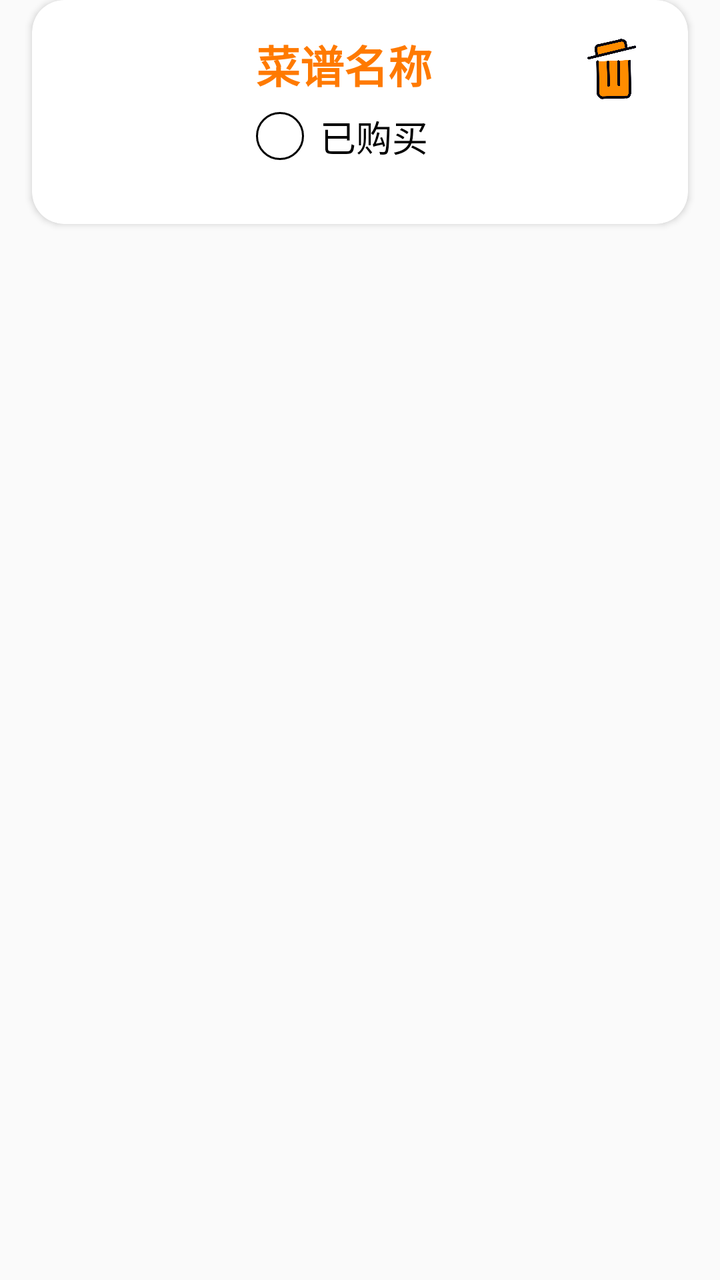
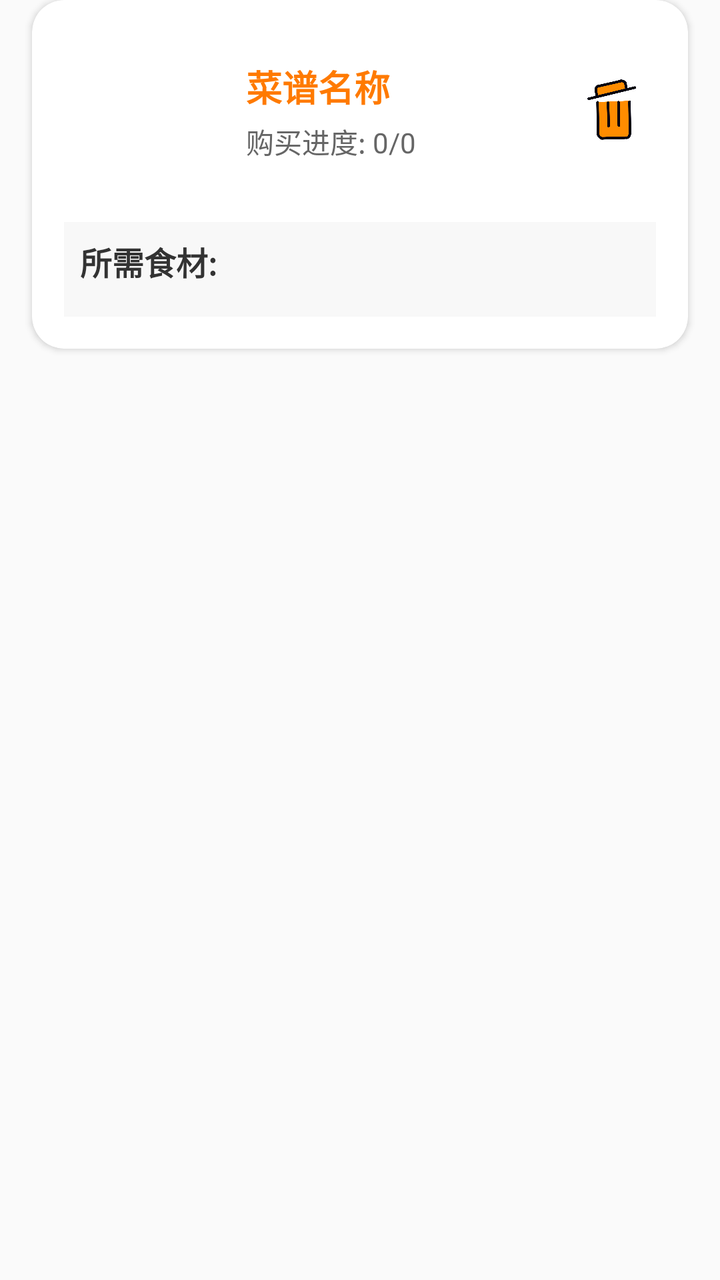

Before-and-after screenshots of an Android layout around one commit, followed by the original layout XML and the change that was made.
<!-- AndroidManifest.xml: application theme Theme.Kitchenmanager -->
<!-- res/layout/tobuy_card.xml -->
<?xml version="1.0" encoding="utf-8"?>
<FrameLayout xmlns:android="http://schemas.android.com/apk/res/android"
    xmlns:app="http://schemas.android.com/apk/res-auto"
    android:layout_width="match_parent"
    android:layout_height="wrap_content"
    android:layout_margin="8dp">

    <androidx.cardview.widget.CardView
        android:layout_width="match_parent"
        android:layout_height="wrap_content"
        android:layout_marginStart="16dp"
        android:layout_marginEnd="16dp"
        android:layout_marginBottom="16dp"
        android:elevation="4dp"
        app:cardBackgroundColor="#FFFFFF"
        app:cardCornerRadius="16dp">

        <LinearLayout
            android:layout_width="match_parent"
            android:layout_height="wrap_content"
            android:orientation="horizontal"
            android:padding="16dp">

            <ImageView
                android:id="@+id/imageView"
                android:layout_width="80dp"
                android:layout_height="80dp"
                android:scaleType="centerCrop"
                app:srcCompat="@drawable/placeholder" />

            <LinearLayout
                android:layout_width="0dp"
                android:layout_height="wrap_content"
                android:layout_weight="1"
                android:orientation="vertical"
                android:layout_marginStart="16dp">

                <LinearLayout
                    android:layout_width="match_parent"
                    android:layout_height="match_parent"
                    android:orientation="horizontal">

                    <TextView
                        android:id="@+id/recipe_name"
                        android:layout_width="wrap_content"
                        android:layout_height="39dp"
                        android:layout_weight="3"
                        android:text="菜谱名称"
                        android:textColor="#FF7A00"
                        android:textSize="22sp"
                        android:textStyle="bold" />

                </LinearLayout>

                <CheckBox
                    android:id="@+id/checkbox_bought"
                    android:layout_width="122dp"
                    android:layout_height="match_parent"
                    android:text="已购买"
                    style="@style/CircularCheckBoxStyle"
                    android:textSize="18sp" />
            </LinearLayout>

            <ImageView
                android:id="@+id/btn_delete"
                android:layout_width="43dp"
                android:layout_height="38dp"
                android:layout_gravity="top"
                android:contentDescription="删除"
                android:src="@drawable/delete"
                android:visibility="visible" />

        </LinearLayout>
    </androidx.cardview.widget.CardView>
</FrameLayout>
<!-- resources referenced by this layout -->
<resources>
  <!-- drawable delete: png bitmap (drawable, 79426 bytes) -->
  <!-- drawable placeholder: jpg bitmap (drawable, 66309 bytes) -->
  <style name="CircularCheckBoxStyle" parent="Widget.AppCompat.CompoundButton.CheckBox">
          <item name="android:button">@drawable/checkbox_circular_selector</item>
          <item name="android:paddingStart">8dp</item>
          <item name="android:paddingLeft">8dp</item>
      </style>
  <style name="Theme.Kitchenmanager" parent="Base.Theme.Kitchenmanager" />
  <!-- drawable checkbox_circular_selector (drawable) -->
  <?xml version="1.0" encoding="utf-8"?>
  <selector xmlns:android="http://schemas.android.com/apk/res/android">
      <item android:state_checked="true" android:drawable="@drawable/checkbox_circular_checked" />
      <item android:state_checked="false" android:drawable="@drawable/checkbox_circular_unchecked" />
  </selector>
  <style name="Base.Theme.Kitchenmanager" parent="Theme.MaterialComponents.DayNight.NoActionBar.Bridge">
          
          
      </style>
  <!-- drawable checkbox_circular_checked (drawable) -->
  <?xml version="1.0" encoding="utf-8"?>
  <layer-list xmlns:android="http://schemas.android.com/apk/res/android">
      
      <item>
          <shape android:shape="oval">
              <solid android:color="#000000" /> 
              <size android:width="28dp" android:height="28dp" />
          </shape>
      </item>
  
      
      <item android:top="2dp" android:bottom="2dp" android:left="2dp" android:right="2dp">
          <shape android:shape="oval">
              <solid android:color="#FFA500" /> 
          </shape>
      </item>
  
      
  
      <item android:drawable="@drawable/ic_check"
            android:width="24dp"
            android:height="24dp"
            android:gravity="center"/>
      -->
  </layer-list>
  <!-- drawable checkbox_circular_unchecked (drawable) -->
  <?xml version="1.0" encoding="utf-8"?>
  <shape xmlns:android="http://schemas.android.com/apk/res/android"
      android:shape="oval">
  
      <stroke
          android:width="1dp"
          android:color="#000000" /> 
  
      <solid android:color="#FFFFFF" /> 
  
      <size android:width="24dp" android:height="24dp" />
  </shape>
  <!-- drawable ic_check: png bitmap (drawable, 419108 bytes) -->
</resources>

<!-- the commit's change to res/layout/tobuy_card.xml (unified diff, before → after) -->
@@ -18,57 +18,88 @@
         <LinearLayout
             android:layout_width="match_parent"
             android:layout_height="wrap_content"
-            android:orientation="horizontal"
+            android:orientation="vertical"
             android:padding="16dp">
 
-            <ImageView
-                android:id="@+id/imageView"
-                android:layout_width="80dp"
-                android:layout_height="80dp"
-                android:scaleType="centerCrop"
-                app:srcCompat="@drawable/placeholder" />
+            
+            <LinearLayout
+                android:layout_width="match_parent"
+                android:layout_height="wrap_content"
+                android:orientation="horizontal"
+                android:gravity="center_vertical"
+                android:paddingBottom="12dp">
 
-            <LinearLayout
-                android:layout_width="0dp"
-                android:layout_height="wrap_content"
-                android:layout_weight="1"
-                android:orientation="vertical"
-                android:layout_marginStart="16dp">
+                <ImageView
+                    android:id="@+id/imageView"
+                    android:layout_width="75dp"
+                    android:layout_height="79dp"
+                    android:clickable="true"
+                    android:scaleType="centerCrop"
+                    app:srcCompat="@drawable/placeholder" />
 
                 <LinearLayout
-                    android:layout_width="match_parent"
-                    android:layout_height="match_parent"
-                    android:orientation="horizontal">
+                    android:layout_width="0dp"
+                    android:layout_height="wrap_content"
+                    android:layout_weight="1"
+                    android:orientation="vertical"
+                    android:layout_marginStart="16dp">
 
                     <TextView
                         android:id="@+id/recipe_name"
                         android:layout_width="wrap_content"
-                        android:layout_height="39dp"
-                        android:layout_weight="3"
+                        android:layout_height="wrap_content"
                         android:text="菜谱名称"
                         android:textColor="#FF7A00"
-                        android:textSize="22sp"
+                        android:textSize="18sp"
                         android:textStyle="bold" />
 
+                    <TextView
+                        android:id="@+id/tv_progress"
+                        android:layout_width="wrap_content"
+                        android:layout_height="wrap_content"
+                        android:text="购买进度: 0/0"
+                        android:textSize="14sp"
+                        android:textColor="#666666"
+                        android:layout_marginTop="4dp"/>
                 </LinearLayout>
 
-                <CheckBox
-                    android:id="@+id/checkbox_bought"
-                    android:layout_width="122dp"
-                    android:layout_height="match_parent"
-                    android:text="已购买"
-                    style="@style/CircularCheckBoxStyle"
-                    android:textSize="18sp" />
+                <ImageView
+                    android:id="@+id/btn_delete"
+                    android:layout_width="43dp"
+                    android:layout_height="38dp"
+                    android:contentDescription="删除"
+                    android:src="@drawable/delete"
+                    android:visibility="visible"
+                    android:clickable="true"/>
             </LinearLayout>
 
-            <ImageView
-                android:id="@+id/btn_delete"
-                android:layout_width="43dp"
-                android:layout_height="38dp"
-                android:layout_gravity="top"
-                android:contentDescription="删除"
-                android:src="@drawable/delete"
-                android:visibility="visible" />
+            
+            <LinearLayout
+                android:layout_width="match_parent"
+                android:layout_height="wrap_content"
+                android:orientation="vertical"
+                android:background="#F8F8F8"
+                android:padding="8dp"
+                android:paddingTop="12dp"
+                android:paddingBottom="12dp"
+                android:layout_marginTop="4dp">
+
+                <TextView
+                    android:layout_width="wrap_content"
+                    android:layout_height="wrap_content"
+                    android:text="所需食材:"
+                    android:textSize="16sp"
+                    android:textStyle="bold"
+                    android:textColor="#333333"
+                    android:layout_marginBottom="8dp"/>
+
+                
+                <androidx.recyclerview.widget.RecyclerView
+                    android:id="@+id/rv_ingredients"
+                    android:layout_width="match_parent"
+                    android:layout_height="wrap_content"
+                    android:nestedScrollingEnabled="false"/>
+            </LinearLayout>
 
         </LinearLayout>
     </androidx.cardview.widget.CardView>
<!-- resource entries referenced after the edit -->
@@ -2,61 +2,10 @@
 <resources>
   <!-- drawable delete: png bitmap (drawable, 79426 bytes) -->
   <!-- drawable placeholder: jpg bitmap (drawable, 66309 bytes) -->
-  <style name="CircularCheckBoxStyle" parent="Widget.AppCompat.CompoundButton.CheckBox">
-          <item name="android:button">@drawable/checkbox_circular_selector</item>
-          <item name="android:paddingStart">8dp</item>
-          <item name="android:paddingLeft">8dp</item>
-      </style>
   <style name="Theme.Kitchenmanager" parent="Base.Theme.Kitchenmanager" />
-  <!-- drawable checkbox_circular_selector (drawable) -->
-  <?xml version="1.0" encoding="utf-8"?>
-  <selector xmlns:android="http://schemas.android.com/apk/res/android">
-      <item android:state_checked="true" android:drawable="@drawable/checkbox_circular_checked" />
-      <item android:state_checked="false" android:drawable="@drawable/checkbox_circular_unchecked" />
-  </selector>
   <style name="Base.Theme.Kitchenmanager" parent="Theme.MaterialComponents.DayNight.NoActionBar.Bridge">
           
           
       </style>
-  <!-- drawable checkbox_circular_checked (drawable) -->
-  <?xml version="1.0" encoding="utf-8"?>
-  <layer-list xmlns:android="http://schemas.android.com/apk/res/android">
-      
-      <item>
-          <shape android:shape="oval">
-              <solid android:color="#000000" /> 
-              <size android:width="28dp" android:height="28dp" />
-          </shape>
-      </item>
-  
-      
-      <item android:top="2dp" android:bottom="2dp" android:left="2dp" android:right="2dp">
-          <shape android:shape="oval">
-              <solid android:color="#FFA500" /> 
-          </shape>
-      </item>
-  
-      
-  
-      <item android:drawable="@drawable/ic_check"
-            android:width="24dp"
-            android:height="24dp"
-            android:gravity="center"/>
-      -->
-  </layer-list>
-  <!-- drawable checkbox_circular_unchecked (drawable) -->
-  <?xml version="1.0" encoding="utf-8"?>
-  <shape xmlns:android="http://schemas.android.com/apk/res/android"
-      android:shape="oval">
-  
-      <stroke
-          android:width="1dp"
-          android:color="#000000" /> 
-  
-      <solid android:color="#FFFFFF" /> 
-  
-      <size android:width="24dp" android:height="24dp" />
-  </shape>
-  <!-- drawable ic_check: png bitmap (drawable, 419108 bytes) -->
 </resources>
 
